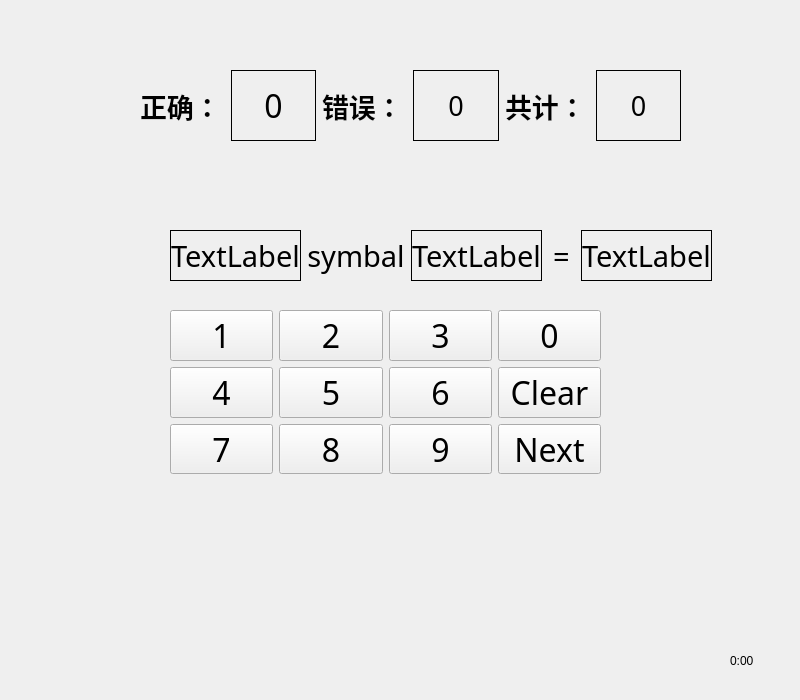
crazytyt/gangguo_math, file twenty.ui: the form before one commit.
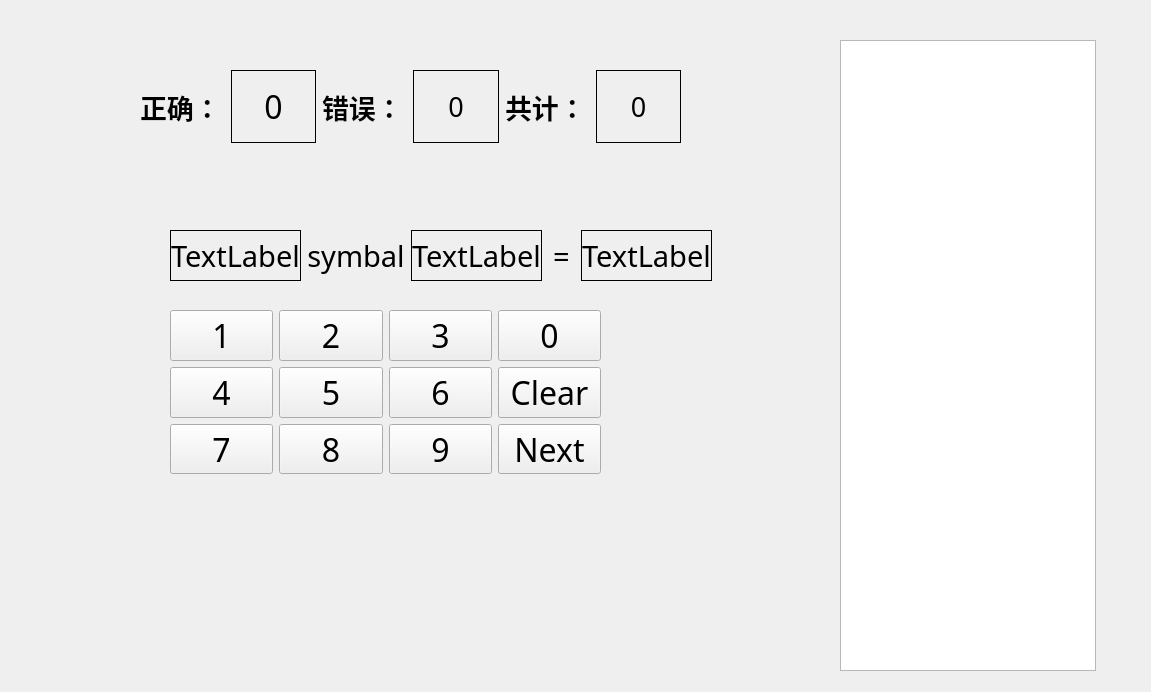
The form after the commit.

```diff
--- a/twenty.ui
+++ b/twenty.ui
@@ -6,8 +6,8 @@
    <rect>
     <x>0</x>
     <y>0</y>
-    <width>800</width>
-    <height>700</height>
+    <width>1151</width>
+    <height>692</height>
    </rect>
   </property>
   <property name="windowTitle">
@@ -22,7 +22,7 @@
      <x>140</x>
      <y>70</y>
      <width>541</width>
-     <height>71</height>
+     <height>73</height>
     </rect>
    </property>
    <layout class="QHBoxLayout" name="horizontalLayout_4">
@@ -484,7 +484,7 @@
   <widget class="QLabel" name="time">
    <property name="geometry">
     <rect>
-     <x>730</x>
+     <x>1070</x>
      <y>640</y>
      <width>71</width>
      <height>41</height>
@@ -494,6 +494,24 @@
     <string>0:00</string>
    </property>
   </widget>
+  <widget class="QTextBrowser" name="hist">
+   <property name="geometry">
+    <rect>
+     <x>840</x>
+     <y>40</y>
+     <width>256</width>
+     <height>631</height>
+    </rect>
+   </property>
+   <property name="font">
+    <font>
+     <family>Agency FB</family>
+     <pointsize>20</pointsize>
+     <weight>50</weight>
+     <bold>false</bold>
+    </font>
+   </property>
+  </widget>
  </widget>
  <resources/>
  <connections/>
```
